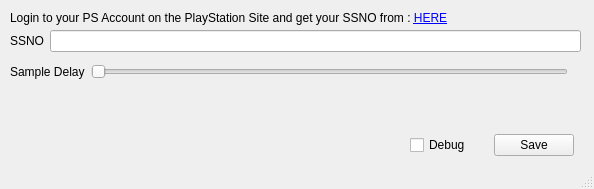
First picture: the form in UI/settingsUI.ui, repository flok/PlayStationDiscordRPC, before the edit.
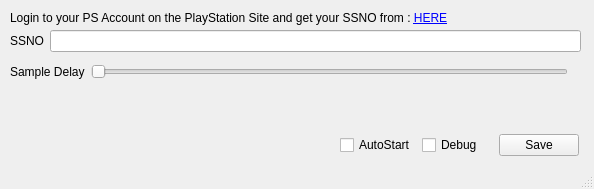
Second picture: the form after the edit.

Commit message: Add Autostart feature for pyinstaller exe and cleanup

```diff
--- a/UI/settingsUI.ui
+++ b/UI/settingsUI.ui
@@ -41,13 +41,20 @@
    <widget class="QWidget" name="layoutWidget">
     <property name="geometry">
      <rect>
-      <x>410</x>
+      <x>340</x>
       <y>130</y>
-      <width>164</width>
+      <width>239</width>
       <height>30</height>
      </rect>
     </property>
     <layout class="QHBoxLayout" name="horizontalLayout_3">
+     <item>
+      <widget class="QCheckBox" name="cb_autostart">
+       <property name="text">
+        <string>AutoStart</string>
+       </property>
+      </widget>
+     </item>
      <item>
       <widget class="QCheckBox" name="cb_debug">
        <property name="text">
```
The commit also changes 4 other files.
